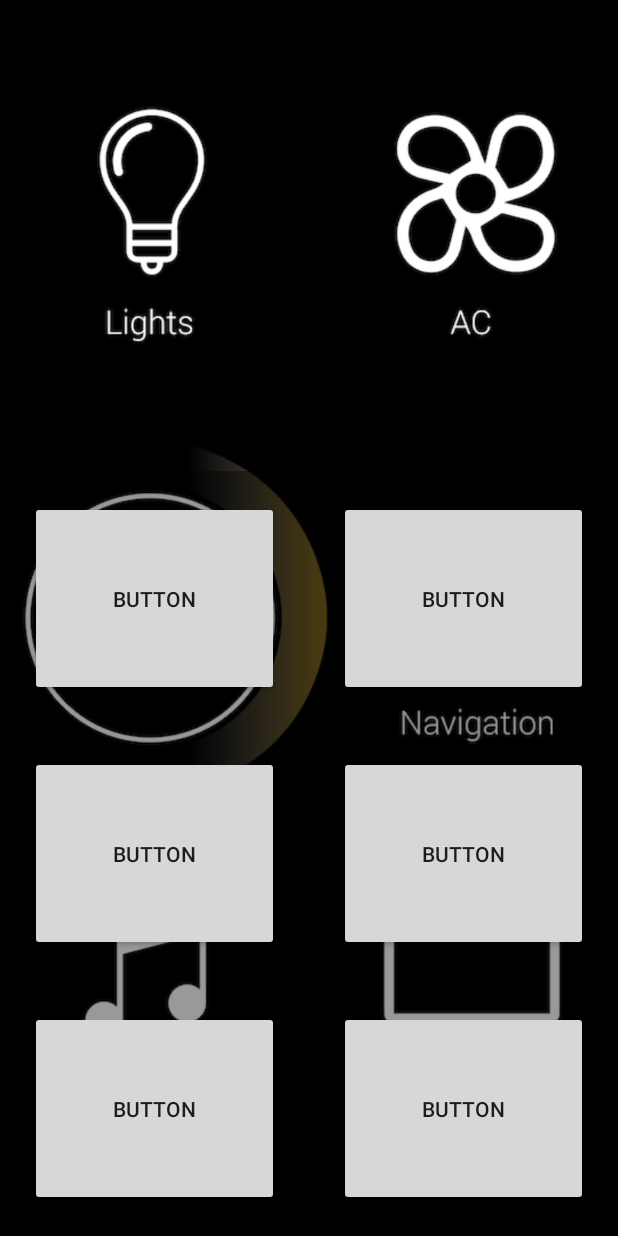
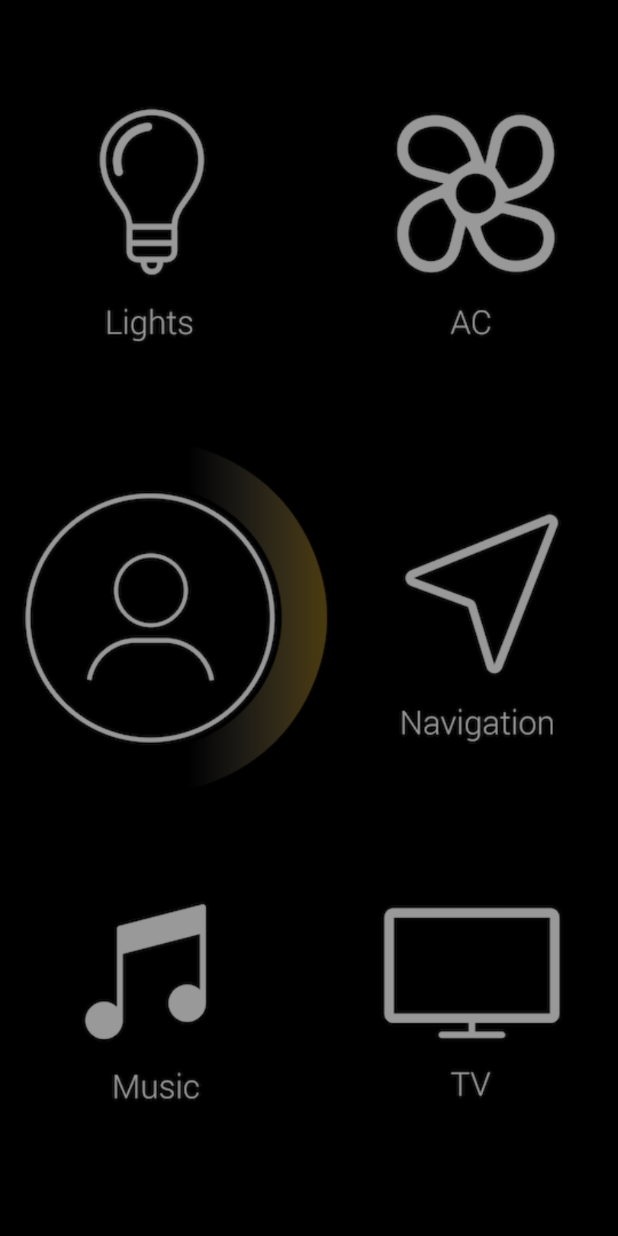
Before and after one commit to me310-hella/SHAKERemoteControl, an Android app: the FullscreenActivity screen opened directly, with no data from a screen before it, on a phone screen of 412 x 824 dp. Run offline under Robolectric (Android 15) with nearby library versions, the phone set to English and light mode, and no system bars.

Commit message:
make buttons invisible

```diff
--- a/CarInterface/app/src/main/java/me310/hella/carinterface/statecontrol/MusicView.java
+++ b/CarInterface/app/src/main/java/me310/hella/carinterface/statecontrol/MusicView.java
@@ -30,7 +30,7 @@ public class MusicView extends ControlView {
 
     @Override
     public ControlView middleRight() {
-        return null;
+        return this.middleLeft();
     }
 
     @Override
--- a/CarInterface/app/src/main/res/layout/activity_fullscreen.xml
+++ b/CarInterface/app/src/main/res/layout/activity_fullscreen.xml
@@ -30,7 +30,7 @@
             android:id="@+id/fullscreen_content_controls"
             style="?metaButtonBarStyle"
             android:layout_width="match_parent"
-            android:layout_height="510dp"
+            android:layout_height="match_parent"
             android:layout_gravity="bottom|center_horizontal"
             android:background="@color/black_overlay"
             android:orientation="vertical"
@@ -48,7 +48,8 @@
                     android:layout_height="match_parent"
                     android:layout_margin="20dp"
                     android:layout_weight="1"
-                    android:text="Button" />
+                    android:background="@android:color/transparent"
+                    android:visibility="visible" />
 
                 <Button
                     android:id="@+id/button2"
@@ -56,7 +57,8 @@
                     android:layout_height="match_parent"
                     android:layout_margin="20dp"
                     android:layout_weight="1"
-                    android:text="Button" />
+                    android:background="@android:color/transparent"
+                    android:visibility="visible" />
 
             </LinearLayout>
 
@@ -72,7 +74,8 @@
                     android:layout_height="match_parent"
                     android:layout_margin="20dp"
                     android:layout_weight="1"
-                    android:text="Button" />
+                    android:background="@android:color/transparent"
+                    android:visibility="visible" />
 
                 <Button
                     android:id="@+id/button4"
@@ -80,7 +83,8 @@
                     android:layout_height="match_parent"
                     android:layout_margin="20dp"
                     android:layout_weight="1"
-                    android:text="Button" />
+                    android:background="@android:color/transparent"
+                    android:visibility="visible" />
             </LinearLayout>
 
             <LinearLayout
@@ -95,7 +99,8 @@
                     android:layout_height="match_parent"
                     android:layout_margin="20dp"
                     android:layout_weight="1"
-                    android:text="Button" />
+                    android:background="@android:color/transparent"
+                    android:visibility="visible" />
 
                 <Button
                     android:id="@+id/button6"
@@ -103,7 +108,8 @@
                     android:layout_height="match_parent"
                     android:layout_margin="20dp"
                     android:layout_weight="1"
-                    android:text="Button" />
+                    android:background="@android:color/transparent"
+                    android:visibility="visible" />
             </LinearLayout>
 
         </LinearLayout>
```
